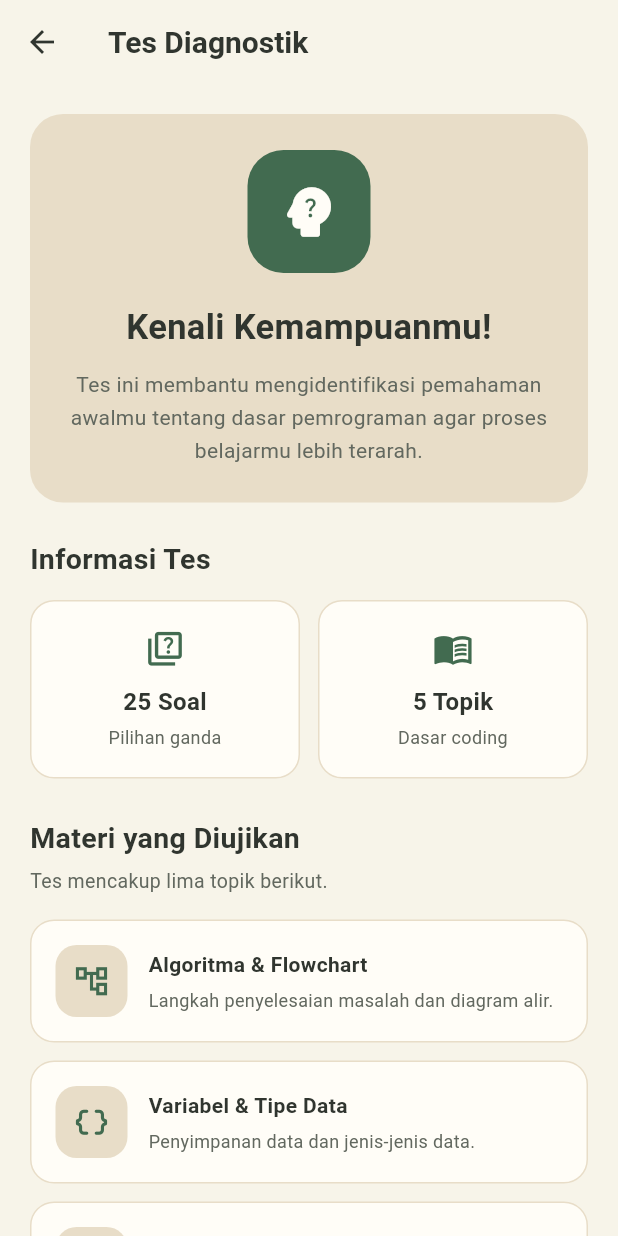
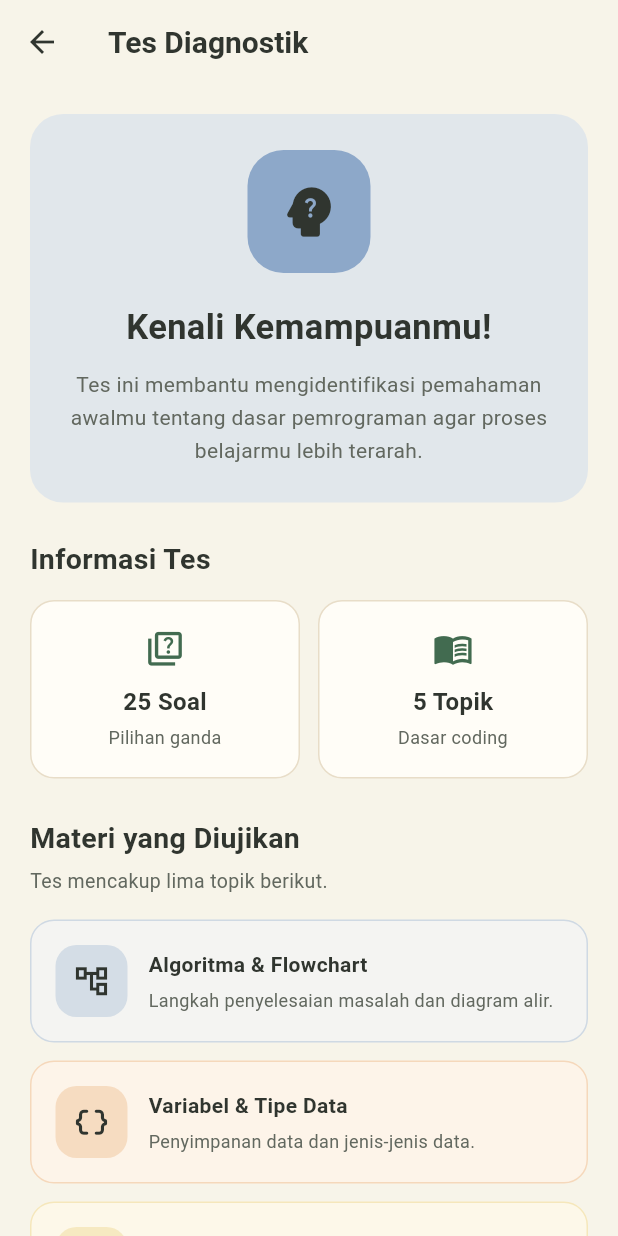
Before and after one commit to zahraslsa/aplikasi_pertama, a Flutter app: the screen it shows after launch, after a tap on "Mulai Tes", on a phone screen of 412 x 824 dp. Run offline on Flutter 3.47's test engine with Material 3 defaults, Android fonts, the phone set to English and light mode, and no system bars; our stand-ins replace shared_preferences.

Commit message:
revisi again

```diff
--- a/lib/screens/dashboard_screen.dart
+++ b/lib/screens/dashboard_screen.dart
@@ -164,7 +164,7 @@ class _DashboardScreenState extends State<DashboardScreen> {
             width: double.infinity,
             padding: const EdgeInsets.all(18),
             decoration: BoxDecoration(
-              color: AppColors.primaryLight,
+              color: AppColors.softTint(AppColors.peach, opacity: 0.24),
               borderRadius: BorderRadius.circular(18),
             ),
             child: Column(
@@ -375,6 +375,7 @@ class _DashboardScreenState extends State<DashboardScreen> {
     required String subtitle,
     required String number,
   }) {
+    final accent = AppColors.learningAccentFor(number);
     return InkWell(
       borderRadius: BorderRadius.circular(16),
       onTap: () async {
@@ -394,9 +395,9 @@ class _DashboardScreenState extends State<DashboardScreen> {
         margin: const EdgeInsets.only(bottom: 12),
         padding: const EdgeInsets.all(16),
         decoration: BoxDecoration(
-          color: AppColors.surface,
+          color: AppColors.softTint(accent, opacity: 0.1),
           borderRadius: BorderRadius.circular(16),
-          border: Border.all(color: AppColors.border),
+          border: Border.all(color: accent.withValues(alpha: 0.36)),
         ),
         child: Row(
           children: [
@@ -404,10 +405,10 @@ class _DashboardScreenState extends State<DashboardScreen> {
               width: 48,
               height: 48,
               decoration: BoxDecoration(
-                color: AppColors.primaryLight,
+                color: AppColors.softTint(accent, opacity: 0.38),
                 borderRadius: BorderRadius.circular(14),
               ),
-              child: Icon(icon, color: AppColors.primary, size: 25),
+              child: Icon(icon, color: AppColors.darkText, size: 25),
             ),
             const SizedBox(width: 14),
             Expanded(
--- a/lib/screens/diagnostic_result_screen.dart
+++ b/lib/screens/diagnostic_result_screen.dart
@@ -136,11 +136,7 @@ class DiagnosticResultScreen extends StatelessWidget {
       width: double.infinity,
       padding: const EdgeInsets.all(24),
       decoration: BoxDecoration(
-        gradient: const LinearGradient(
-          colors: [AppColors.primaryDark, AppColors.primary],
-          begin: Alignment.topLeft,
-          end: Alignment.bottomRight,
-        ),
+        color: AppColors.forestGreen,
         borderRadius: BorderRadius.circular(22),
       ),
       child: Column(
--- a/lib/screens/diagnostic_screen.dart
+++ b/lib/screens/diagnostic_screen.dart
@@ -54,7 +54,7 @@ class DiagnosticScreen extends StatelessWidget {
                 width: double.infinity,
                 padding: const EdgeInsets.all(24),
                 decoration: BoxDecoration(
-                  color: AppColors.primaryLight,
+                  color: AppColors.softTint(AppColors.dustyBlue, opacity: 0.26),
                   borderRadius: BorderRadius.circular(22),
                 ),
                 child: Column(
@@ -63,13 +63,13 @@ class DiagnosticScreen extends StatelessWidget {
                       width: 82,
                       height: 82,
                       decoration: BoxDecoration(
-                        color: AppColors.primary,
+                        color: AppColors.dustyBlue,
                         borderRadius: BorderRadius.circular(24),
                       ),
                       child: const Icon(
                         Icons.psychology_alt_rounded,
                         size: 44,
-                        color: AppColors.softWhite,
+                        color: AppColors.darkText,
                       ),
                     ),
                     const SizedBox(height: 20),
@@ -153,13 +153,16 @@ class DiagnosticScreen extends StatelessWidget {
               const SizedBox(height: 16),
 
               ...topics.map((topic) {
+                final accent = AppColors.learningAccentFor(
+                  topic['number'] as String,
+                );
                 return Container(
                   margin: const EdgeInsets.only(bottom: 12),
                   padding: const EdgeInsets.all(16),
                   decoration: BoxDecoration(
-                    color: AppColors.surface,
+                    color: AppColors.softTint(accent, opacity: 0.1),
                     borderRadius: BorderRadius.circular(16),
-                    border: Border.all(color: AppColors.border),
+                    border: Border.all(color: accent.withValues(alpha: 0.36)),
                   ),
                   child: Row(
                     children: [
@@ -167,12 +170,12 @@ class DiagnosticScreen extends StatelessWidget {
                         width: 48,
                         height: 48,
                         decoration: BoxDecoration(
-                          color: AppColors.primaryLight,
+                          color: AppColors.softTint(accent, opacity: 0.38),
                           borderRadius: BorderRadius.circular(14),
                         ),
                         child: Icon(
                           topic['icon'] as IconData,
-                          color: AppColors.primary,
+                          color: AppColors.darkText,
                           size: 25,
                         ),
                       ),
--- a/lib/screens/material_detail_screen.dart
+++ b/lib/screens/material_detail_screen.dart
@@ -258,6 +258,7 @@ print(status);''',
   Widget build(BuildContext context) {
     final number = material['number'] as String;
     final content = contents[number]!;
+    final accent = AppColors.learningAccentFor(number);
 
     return Scaffold(
       appBar: AppBar(title: Text('Materi $number')),
@@ -270,9 +271,7 @@ print(status);''',
               width: double.infinity,
               padding: const EdgeInsets.all(22),
               decoration: BoxDecoration(
-                gradient: const LinearGradient(
-                  colors: [AppColors.primaryDark, AppColors.primary],
-                ),
+                color: AppColors.softTint(accent, opacity: 0.3),
                 borderRadius: BorderRadius.circular(22),
               ),
               child: Column(
@@ -280,14 +279,14 @@ print(status);''',
                 children: [
                   Icon(
                     material['icon'] as IconData,
-                    color: AppColors.softWhite,
+                    color: AppColors.darkText,
                     size: 38,
                   ),
                   const SizedBox(height: 16),
                   Text(
                     material['title'] as String,
                     style: const TextStyle(
-                      color: AppColors.softWhite,
+                      color: AppColors.darkText,
                       fontSize: 23,
                       fontWeight: FontWeight.bold,
                     ),
@@ -296,7 +295,7 @@ print(status);''',
                   Text(
                     material['subtitle'] as String,
                     style: const TextStyle(
-                      color: AppColors.softWhite,
+                      color: AppColors.textSecondary,
                       fontSize: 13,
                       height: 1.5,
                     ),
--- a/lib/screens/material_screen.dart
+++ b/lib/screens/material_screen.dart
@@ -193,22 +193,18 @@ class _MaterialScreenState extends State<MaterialScreen> {
       width: double.infinity,
       padding: const EdgeInsets.all(22),
       decoration: BoxDecoration(
-        gradient: const LinearGradient(
-          colors: [AppColors.primaryDark, AppColors.primary],
-          begin: Alignment.topLeft,
-          end: Alignment.bottomRight,
-        ),
+        color: AppColors.sageGreen,
         borderRadius: BorderRadius.circular(22),
       ),
       child: const Column(
         crossAxisAlignment: CrossAxisAlignment.start,
         children: [
-          Icon(Icons.menu_book_rounded, color: AppColors.softWhite, size: 38),
+          Icon(Icons.menu_book_rounded, color: AppColors.forestGreen, size: 38),
           SizedBox(height: 16),
           Text(
             'Belajar Pemrograman',
             style: TextStyle(
-              color: AppColors.softWhite,
+              color: AppColors.darkText,
               fontSize: 22,
               fontWeight: FontWeight.bold,
             ),
@@ -219,7 +215,7 @@ class _MaterialScreenState extends State<MaterialScreen> {
             'hingga penerapannya melalui materi yang '
             'disusun secara bertahap.',
             style: TextStyle(
-              color: AppColors.softWhite,
+              color: AppColors.darkText,
               fontSize: 13,
               height: 1.5,
             ),
@@ -235,6 +231,7 @@ class _MaterialScreenState extends State<MaterialScreen> {
     required Set<String> completedMaterials,
   }) {
     final isCompleted = completedMaterials.contains(material['number']);
+    final accent = AppColors.learningAccentFor(material['number'] as String);
     return InkWell(
       borderRadius: BorderRadius.circular(16),
       onTap: () async {
@@ -254,9 +251,9 @@ class _MaterialScreenState extends State<MaterialScreen> {
         margin: const EdgeInsets.only(bottom: 12),
         padding: const EdgeInsets.all(16),
         decoration: BoxDecoration(
-          color: AppColors.surface,
+          color: AppColors.softTint(accent, opacity: 0.1),
           borderRadius: BorderRadius.circular(16),
-          border: Border.all(color: AppColors.border),
+          border: Border.all(color: accent.withValues(alpha: 0.36)),
         ),
         child: Row(
           children: [
@@ -264,12 +261,12 @@ class _MaterialScreenState extends State<MaterialScreen> {
               width: 52,
               height: 52,
               decoration: BoxDecoration(
-                color: AppColors.primaryLight,
+                color: AppColors.softTint(accent, opacity: 0.38),
                 borderRadius: BorderRadius.circular(15),
               ),
               child: Icon(
                 material['icon'] as IconData,
-                color: AppColors.primary,
+                color: AppColors.darkText,
                 size: 26,
               ),
             ),
@@ -285,7 +282,7 @@ class _MaterialScreenState extends State<MaterialScreen> {
                     style: const TextStyle(
                       fontSize: 11,
                       fontWeight: FontWeight.bold,
-                      color: AppColors.primary,
+                      color: AppColors.darkText,
                     ),
                   ),
                   const SizedBox(height: 3),
--- a/lib/screens/progress_screen.dart
+++ b/lib/screens/progress_screen.dart
@@ -133,9 +133,7 @@ class _ProgressScreenState extends State<ProgressScreen> {
               Container(
                 padding: const EdgeInsets.all(20),
                 decoration: BoxDecoration(
-                  gradient: const LinearGradient(
-                    colors: [AppColors.primaryDark, AppColors.primary],
-                  ),
+                  color: AppColors.sageGreen,
                   borderRadius: BorderRadius.circular(20),
                 ),
                 child: Column(
@@ -143,13 +141,13 @@ class _ProgressScreenState extends State<ProgressScreen> {
                   children: [
                     const Text(
                       'Materi selesai',
-                      style: TextStyle(color: Color(0xB3FFFDF7), fontSize: 14),
+                      style: TextStyle(color: AppColors.darkText, fontSize: 14),
                     ),
                     const SizedBox(height: 8),
                     Text(
                       '$completedCount dari $totalMaterials',
                       style: const TextStyle(
-                        color: AppColors.softWhite,
+                        color: AppColors.darkText,
                         fontSize: 30,
                         fontWeight: FontWeight.bold,
                       ),
@@ -160,16 +158,16 @@ class _ProgressScreenState extends State<ProgressScreen> {
                       child: LinearProgressIndicator(
                         value: progress,
                         minHeight: 9,
-                        backgroundColor: Color(0x3DFFFDF7),
+                        backgroundColor: AppColors.softWhite,
                         valueColor: const AlwaysStoppedAnimation(
-                          AppColors.softWhite,
+                          AppColors.forestGreen,
                         ),
                       ),
                     ),
                     const SizedBox(height: 8),
                     Text(
                       '${(progress * 100).round()}% progres belajar',
-                      style: const TextStyle(color: AppColors.softWhite),
+                      style: const TextStyle(color: AppColors.darkText),
                     ),
                   ],
                 ),
--- a/lib/theme/app_colors.dart
+++ b/lib/theme/app_colors.dart
@@ -9,6 +9,20 @@ class AppColors {
   static const Color warmBeige = Color(0xFFE8DDC8);
   static const Color darkText = Color(0xFF30352F);
   static const Color softWhite = Color(0xFFFFFDF7);
+  static const Color peach = Color(0xFFE8A66A);
+  static const Color butterYellow = Color(0xFFE8C96A);
+  static const Color dustyRose = Color(0xFFD98D8D);
+  static const Color dustyBlue = Color(0xFF8DA8C9);
+  static const Color softLilac = Color(0xFFC5A3CF);
+
+  static const List<Color> learningAccents = [
+    dustyBlue,
+    peach,
+    butterYellow,
+    dustyRose,
+    softLilac,
+    sageGreen,
+  ];
 
   // Darkened sage stop keeps white text legible on the progress gradient.
   static const Color sageForest = Color(0xFF577A60);
@@ -28,4 +42,16 @@ class AppColors {
   static const Color error = Color(0xFFB23E45);
 
   static const Color border = warmBeige;
+
+  static Color learningAccentFor(String materialNumber) {
+    final number = int.tryParse(materialNumber);
+    if (number == null || number < 1) {
+      return sageGreen;
+    }
+    return learningAccents[(number - 1) % learningAccents.length];
+  }
+
+  static Color softTint(Color color, {double opacity = 0.12}) {
+    return Color.alphaBlend(color.withValues(alpha: opacity), softWhite);
+  }
 }
```
